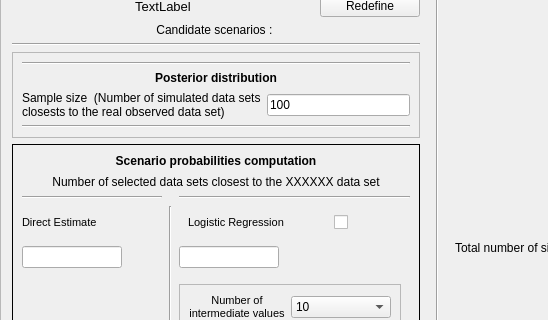
Before: the Qt Designer form gui/src/uis/setupComparisonConfidence.ui in cbgp/diyabc, drawn with Qt 5; both pictures show x 0 to 548 and y 188 to 508 of the 808 by 728 pixel window.
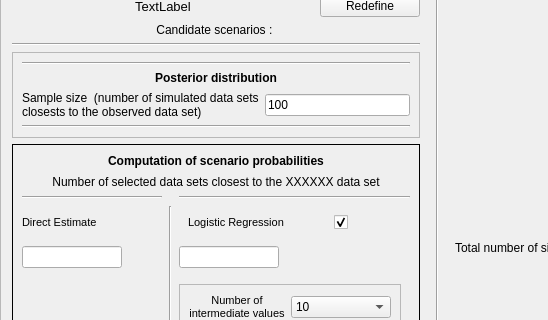
After: the same form once the commit is applied.

The edit to the form file:
```diff
--- a/gui/src/uis/setupComparisonConfidence.ui
+++ b/gui/src/uis/setupComparisonConfidence.ui
@@ -322,7 +322,7 @@
           <item row="2" column="0">
            <widget class="QLabel" name="label_4">
             <property name="text">
-             <string>Sample size  (Number of simulated data sets closests to the real observed data set)</string>
+             <string>Sample size  (number of simulated data sets closests to the observed data set)</string>
             </property>
             <property name="wordWrap">
              <bool>true</bool>
@@ -672,7 +672,7 @@
              </font>
             </property>
             <property name="text">
-             <string>Scenario probabilities computation</string>
+             <string>Computation of scenario probabilities</string>
             </property>
             <property name="alignment">
              <set>Qt::AlignCenter</set>
@@ -723,6 +723,9 @@
                <property name="text">
                 <string/>
                </property>
+               <property name="checked">
+                <bool>true</bool>
+               </property>
               </widget>
              </item>
             </layout>
```
